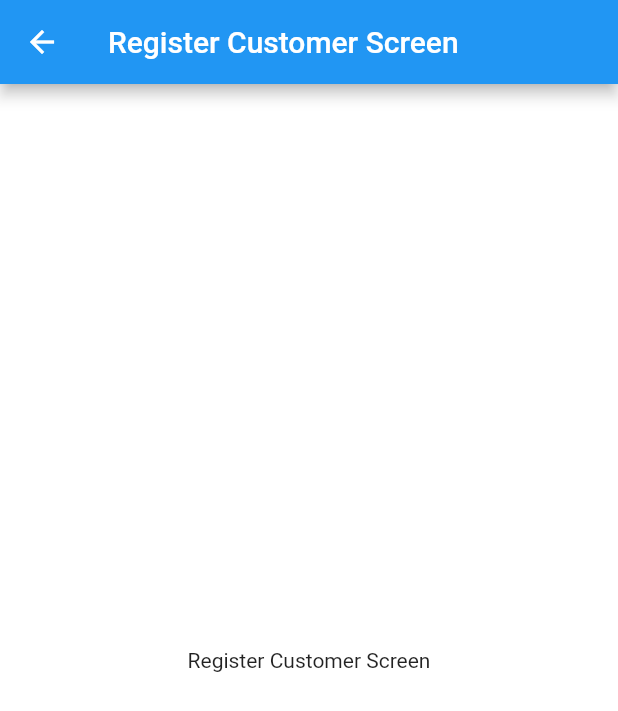
After one commit to toastwareDevelopers/rent-car-with-driver-app, a Flutter app: the RegisterCustomerScreen screen opened by its route, on a phone screen of 412 x 824 dp. The commit adds this screen. Shown: the top 711 px of the screen. Run offline on Flutter 3.47's test engine with Material 2 defaults, Android fonts, the phone set to English and light mode, and no system bars; Roboto replaces fonts that are missing (Arial).

Commit message:
login register structure created

```diff
--- /dev/null
+++ b/rentcarmobile/lib/views/loginRegister/register_customer.dart
@@ -0,0 +1,25 @@
+import 'package:flutter/material.dart';
+
+class RegisterCustomerScreen extends StatefulWidget {
+  const RegisterCustomerScreen({super.key});
+
+  @override
+  State<RegisterCustomerScreen> createState() => _RegisterCustomerScreenState();
+}
+
+class _RegisterCustomerScreenState extends State<RegisterCustomerScreen> {
+  @override
+  Widget build(BuildContext context) {
+    return Scaffold(
+      appBar: AppBar(
+        title: const Text("Register Customer Screen"),
+      ),
+      body: Center(
+        child: Column(
+          mainAxisAlignment: MainAxisAlignment.center,
+          children: const <Widget>[Text("Register Customer Screen")],
+        ),
+      ),
+    );
+  }
+}
```
Also changed, not shown: rentcarmobile/lib/main.dart (+19 -100 lines), rentcarmobile/lib/views/loginRegister/forgotpassword_screen.dart (added, +25 -0 lines), rentcarmobile/lib/views/loginRegister/login_screen.dart (added, +25 -0 lines), rentcarmobile/lib/views/loginRegister/register_driver.dart (added, +25 -0 lines), 1 other file.
